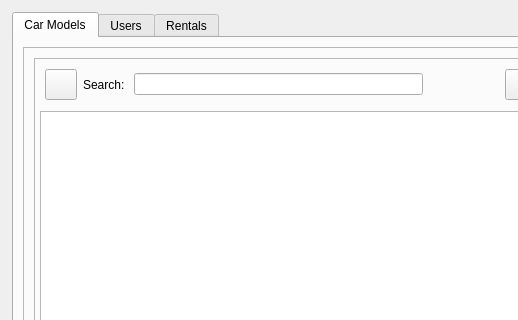
Old version of the form src/ui/qt/forms/car_rental.ui in the repository lucassaporetti/car-rental; both pictures show x 0 to 518 and y 0 to 320 of the 858 by 513 pixel window.
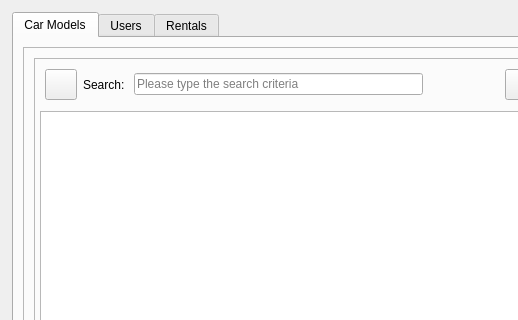
New version of the form. Icons and pictures are not drawn.

```diff
--- a/src/ui/qt/forms/car_rental.ui
+++ b/src/ui/qt/forms/car_rental.ui
@@ -165,6 +165,9 @@
                         <height>21</height>
                        </size>
                       </property>
+                      <property name="placeholderText">
+                       <string>Please type the search criteria</string>
+                      </property>
                      </widget>
                     </item>
                     <item>
```
Left out of the diff: 52 changed lines with no effect on the pictures.
